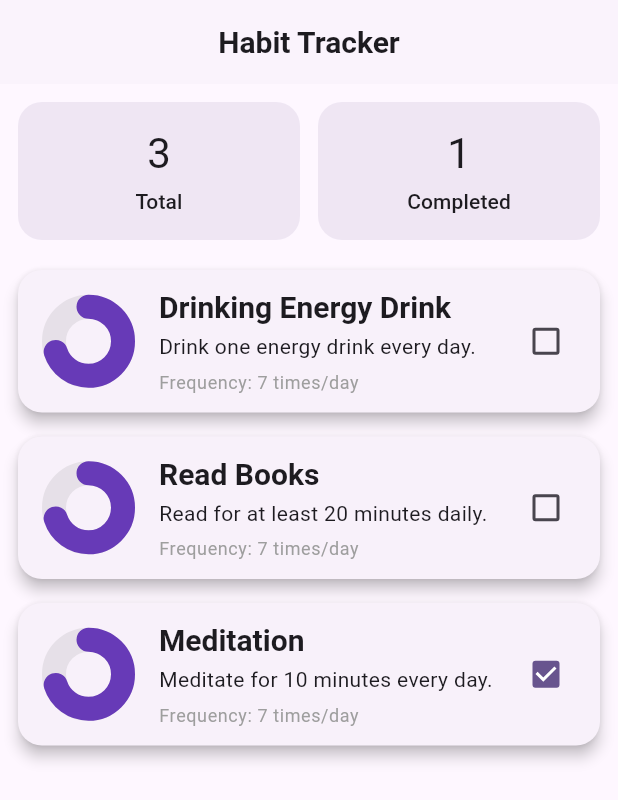
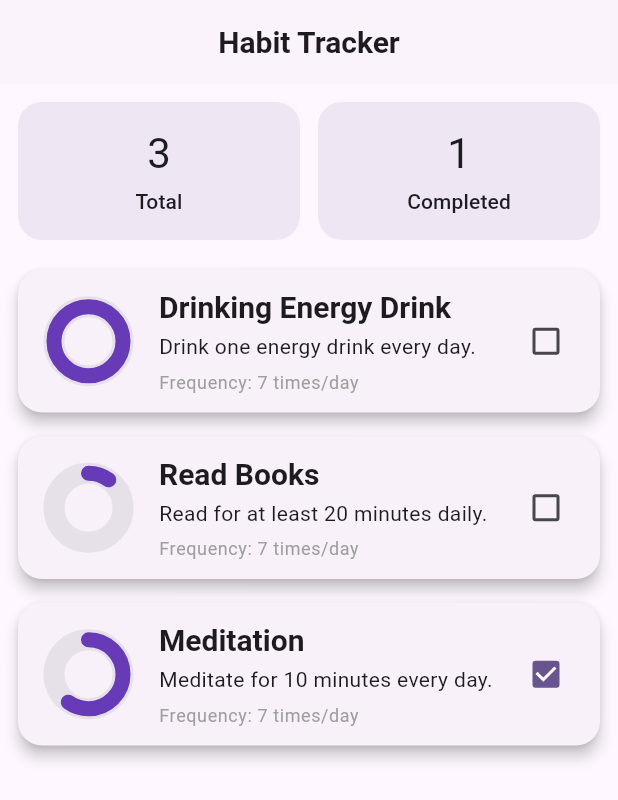
Before and after one commit to merdanusa/canvas_practice, a Flutter app: the screen it shows after launch, on a phone screen of 412 x 824 dp. Shown: the top 800 px of the screen. Run offline on Flutter 3.47's test engine with Material 3 defaults, Android fonts, the phone set to English and light mode, and no system bars.

Commit message:
feat: update addictionLevel representation and improve habit card display

```diff
--- a/lib/logic/data/habit_data.dart
+++ b/lib/logic/data/habit_data.dart
@@ -6,7 +6,7 @@ List<Habit> habiData = [
     description: 'Drink one energy drink every day.',
     isFinished: false,
     frequency: 7,
-    addictionLevel: 1,
+    addictionLevel: 1.0,
   ),
   Habit(
     name: 'Read Books',
--- a/lib/widgets/arc_painter.dart
+++ b/lib/widgets/arc_painter.dart
@@ -15,7 +15,7 @@ class ArcPainter extends CustomPainter {
     final trackPaint = Paint()
       ..color = Colors.grey.withOpacity(0.2)
       ..style = PaintingStyle.stroke
-      ..strokeWidth = 16
+      ..strokeWidth = 14
       ..strokeCap = StrokeCap.round;
 
     canvas.drawArc(rect, -pi / 2, 2 * pi, false, trackPaint);
@@ -23,7 +23,7 @@ class ArcPainter extends CustomPainter {
     final arcPaint = Paint()
       ..color = Colors.deepPurple
       ..style = PaintingStyle.stroke
-      ..strokeWidth = 16
+      ..strokeWidth = 10
       ..strokeCap = StrokeCap.round;
 
     canvas.drawArc(rect, -pi / 2, 2 * pi * progress, false, arcPaint);
--- a/lib/widgets/habbit_card.dart
+++ b/lib/widgets/habbit_card.dart
@@ -29,7 +29,10 @@ class HabbitCard extends StatelessWidget {
         padding: const EdgeInsets.all(12),
         child: Row(
           children: [
-            CustomPaint(size: const Size(70, 70), painter: ArcPainter(0.7)),
+            CustomPaint(
+              size: const Size(70, 70),
+              painter: ArcPainter(addictionLevel),
+            ),
 
             const SizedBox(width: 12),
 
```
